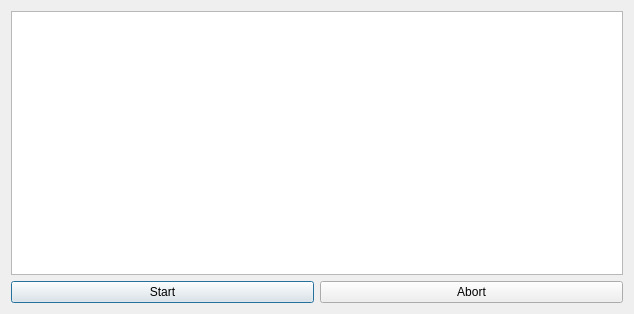
The window that src/firmwareUploadDialog.ui (christophe-calmejane/Hive) describes before a commit, drawn with Qt 5.
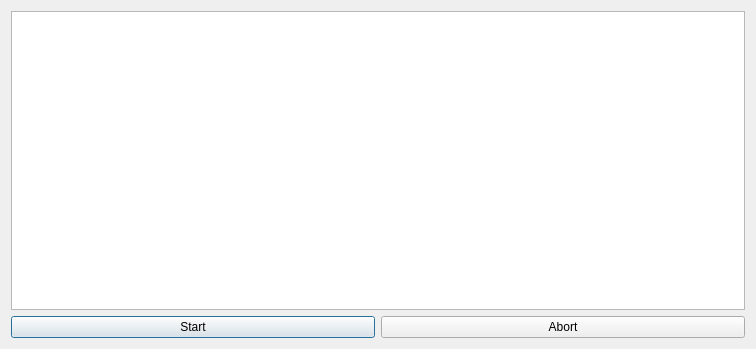
The same window after the commit.

Commit message: Tracking upload completion

```diff
--- a/src/firmwareUploadDialog.ui
+++ b/src/firmwareUploadDialog.ui
@@ -6,8 +6,8 @@
    <rect>
     <x>0</x>
     <y>0</y>
-    <width>634</width>
-    <height>314</height>
+    <width>756</width>
+    <height>349</height>
    </rect>
   </property>
   <property name="windowTitle">
```
The commit also changes 2 other files.
